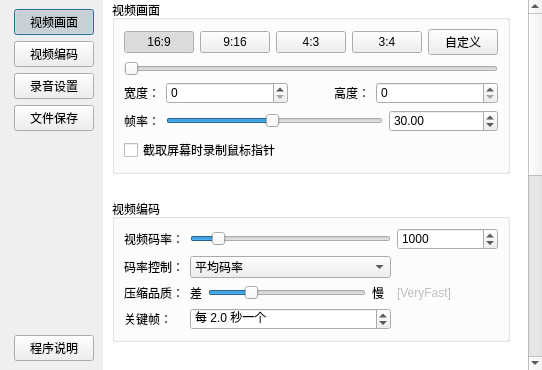
The window that DialogSetting.ui (guee/GueeRecorder) describes before a commit, drawn with Qt 5.
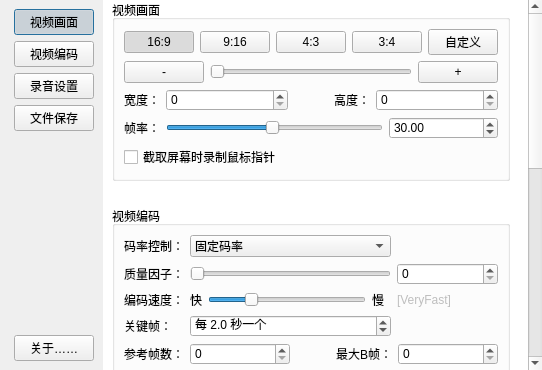
The same window after the commit. Custom widgets are drawn as their Qt base class.

Commit message: 1.改进了内部的数据处理，降低了从GPU取出图像耗时对编码帧率的影响； 2.改进了屏幕截图的时间控制，时间戳更均匀，播放效果更流程； 3.修改了写成mp4文件时，有几率造成某些播放器播放视频时旋转了一定角度显示的bug； 4.排除了录制鼠标时的内存泄露，以及视频帧缓冲时的内存泄露； 5.增加了对视频编码的B帧支持，以及相关设置界面； 6.修改了码率控制方面的bug，以及相关设置界面； 7.设置界面中改进了分辨率设置，增加了"-"/"+"两个接钮，每按一次就自动贴近常见的标准分辨率。 8.视频编码设置界面中增加了部分Tooltips文字，鼠标移上去显示相关说明。

The edit to the form file:
```diff
--- a/DialogSetting.ui
+++ b/DialogSetting.ui
@@ -114,7 +114,7 @@
       <item>
        <widget class="QPushButton" name="pushButton_Readme">
         <property name="text">
-         <string>程序说明</string>
+         <string>关于……</string>
         </property>
         <property name="checkable">
          <bool>true</bool>
@@ -145,9 +145,9 @@
       <property name="geometry">
        <rect>
         <x>0</x>
-        <y>0</y>
-        <width>425</width>
-        <height>772</height>
+        <y>-181</y>
+        <width>436</width>
+        <height>935</height>
        </rect>
       </property>
       <property name="sizePolicy">
@@ -262,17 +262,35 @@
            </widget>
           </item>
           <item>
-           <widget class="QSlider" name="horizontalSlider_Resolution">
-            <property name="minimum">
-             <number>0</number>
-            </property>
-            <property name="maximum">
-             <number>1000</number>
-            </property>
-            <property name="orientation">
-             <enum>Qt::Horizontal</enum>
-            </property>
-           </widget>
+           <layout class="QHBoxLayout" name="horizontalLayout_10">
+            <item>
+             <widget class="QPushButton" name="pushButton_SizeSub">
+              <property name="text">
+               <string>-</string>
+              </property>
+             </widget>
+            </item>
+            <item>
+             <widget class="QSlider" name="horizontalSlider_Resolution">
+              <property name="minimum">
+               <number>0</number>
+              </property>
+              <property name="maximum">
+               <number>1000</number>
+              </property>
+              <property name="orientation">
+               <enum>Qt::Horizontal</enum>
+              </property>
+             </widget>
+            </item>
+            <item>
+             <widget class="QPushButton" name="pushButton_SizeAdd">
+              <property name="text">
+               <string>+</string>
+              </property>
+             </widget>
+            </item>
+           </layout>
           </item>
           <item>
            <layout class="QHBoxLayout" name="horizontalLayout_2">
@@ -335,6 +353,12 @@
            <layout class="QHBoxLayout" name="horizontalLayout_6">
             <item>
              <widget class="QLabel" name="label_14">
+              <property name="sizePolicy">
+               <sizepolicy hsizetype="Preferred" vsizetype="Preferred">
+                <horstretch>0</horstretch>
+                <verstretch>0</verstretch>
+               </sizepolicy>
+              </property>
               <property name="text">
                <string>帧率：</string>
               </property>
@@ -344,7 +368,7 @@
              <widget class="QSlider" name="horizontalSlider_Fps">
               <property name="sizePolicy">
                <sizepolicy hsizetype="Expanding" vsizetype="Fixed">
-                <horstretch>2</horstretch>
+                <horstretch>12</horstretch>
                 <verstretch>0</verstretch>
                </sizepolicy>
               </property>
@@ -366,7 +390,7 @@
              <widget class="QDoubleSpinBox" name="doubleSpinBox_Fps">
               <property name="sizePolicy">
                <sizepolicy hsizetype="Minimum" vsizetype="Fixed">
-                <horstretch>1</horstretch>
+                <horstretch>6</horstretch>
                 <verstretch>0</verstretch>
                </sizepolicy>
               </property>
@@ -399,41 +423,194 @@
           <string>视频编码</string>
          </property>
          <layout class="QGridLayout" name="gridLayout_2">
-          <item row="2" column="0">
-           <widget class="QLabel" name="label_2">
+          <item row="1" column="0" colspan="3">
+           <widget class="QStackedWidget" name="stackedWidget_QP">
+            <property name="currentIndex">
+             <number>1</number>
+            </property>
+            <widget class="QWidget" name="page">
+             <layout class="QHBoxLayout" name="horizontalLayout_11">
+              <property name="leftMargin">
+               <number>0</number>
+              </property>
+              <property name="topMargin">
+               <number>0</number>
+              </property>
+              <property name="rightMargin">
+               <number>0</number>
+              </property>
+              <property name="bottomMargin">
+               <number>0</number>
+              </property>
+              <item>
+               <widget class="QLabel" name="label">
+                <property name="sizePolicy">
+                 <sizepolicy hsizetype="Preferred" vsizetype="Preferred">
+                  <horstretch>0</horstretch>
+                  <verstretch>0</verstretch>
+                 </sizepolicy>
+                </property>
+                <property name="text">
+                 <string>视频码率：</string>
+                </property>
+               </widget>
+              </item>
+              <item>
+               <widget class="QSlider" name="horizontalSlider_Bps">
+                <property name="sizePolicy">
+                 <sizepolicy hsizetype="Expanding" vsizetype="Fixed">
+                  <horstretch>2</horstretch>
+                  <verstretch>0</verstretch>
+                 </sizepolicy>
+                </property>
+                <property name="minimum">
+                 <number>100</number>
+                </property>
+                <property name="maximum">
+                 <number>8000</number>
+                </property>
+                <property name="pageStep">
+                 <number>200</number>
+                </property>
+                <property name="value">
+                 <number>1000</number>
+                </property>
+                <property name="orientation">
+                 <enum>Qt::Horizontal</enum>
+                </property>
+               </widget>
+              </item>
+              <item>
+               <widget class="QSpinBox" name="spinBox_Bps">
+                <property name="sizePolicy">
+                 <sizepolicy hsizetype="Minimum" vsizetype="Fixed">
+                  <horstretch>1</horstretch>
+                  <verstretch>0</verstretch>
+                 </sizepolicy>
+                </property>
+                <property name="minimum">
+                 <number>100</number>
+                </property>
+                <property name="maximum">
+                 <number>8000</number>
+                </property>
+                <property name="singleStep">
+                 <number>100</number>
+                </property>
+                <property name="value">
+                 <number>1000</number>
+                </property>
+               </widget>
+              </item>
+             </layout>
+            </widget>
+            <widget class="QWidget" name="page_2">
+             <layout class="QHBoxLayout" name="horizontalLayout_12">
+              <property name="leftMargin">
+               <number>0</number>
+              </property>
+              <property name="topMargin">
+               <number>0</number>
+              </property>
+              <property name="rightMargin">
+               <number>0</number>
+              </property>
+              <property name="bottomMargin">
+               <number>0</number>
+              </property>
+              <item>
+               <widget class="QLabel" name="label_19">
+                <property name="text">
+                 <string>质量因子：</string>
+                </property>
+               </widget>
+              </item>
+              <item>
+               <widget class="QSlider" name="horizontalSlider_QP">
+                <property name="sizePolicy">
+                 <sizepolicy hsizetype="Expanding" vsizetype="Fixed">
+                  <horstretch>2</horstretch>
+                  <verstretch>0</verstretch>
+                 </sizepolicy>
+                </property>
+                <property name="toolTip">
+                 <string>质量因子越接近0，画面质量越好，编码速度越慢，文件也会越大。</string>
+                </property>
+                <property name="maximum">
+                 <number>51</number>
+                </property>
+                <property name="orientation">
+                 <enum>Qt::Horizontal</enum>
+                </property>
+               </widget>
+              </item>
+              <item>
+               <widget class="QSpinBox" name="spinBox_QP">
+                <property name="sizePolicy">
+                 <sizepolicy hsizetype="Minimum" vsizetype="Fixed">
+                  <horstretch>1</horstretch>
+                  <verstretch>0</verstretch>
+                 </sizepolicy>
+                </property>
+                <property name="toolTip">
+                 <string>质量因子越接近0，画面质量越好，编码速度越慢，文件也会越大。</string>
+                </property>
+                <property name="maximum">
+                 <number>51</number>
+                </property>
+               </widget>
+              </item>
+             </layout>
+            </widget>
+           </widget>
+          </item>
+          <item row="4" column="1">
+           <layout class="QHBoxLayout" name="horizontalLayout_3">
+            <item>
+             <widget class="QLabel" name="label_4">
+              <property name="text">
+               <string>快</string>
+              </property>
+             </widget>
+            </item>
+            <item>
+             <widget class="QSlider" name="horizontalSlider_Preset">
+              <property name="toolTip">
+               <string>在视频码率相近时，编码速度越慢的方案图像质量越高，但编码速度也越慢。
+通常不要高于&quot;VeryFast&quot;，修改这个设置请谨慎。
+例如在超过&quot;Medium&quot;的设置之后，当画面快速变化时，i7等级的CPU也难以实时编码1080p@30fps。</string>
+              </property>
+              <property name="maximum">
+               <number>8</number>
+              </property>
+              <property name="pageStep">
+               <number>2</number>
+              </property>
+              <property name="value">
+               <number>2</number>
+              </property>
+              <property name="orientation">
+               <enum>Qt::Horizontal</enum>
+              </property>
+             </widget>
+            </item>
+            <item>
+             <widget class="QLabel" name="label_6">
+              <property name="text">
+               <string>慢  </string>
+              </property>
+             </widget>
+            </item>
+           </layout>
+          </item>
+          <item row="5" column="0">
+           <widget class="QLabel" name="label_8">
             <property name="text">
-             <string>压缩品质：</string>
+             <string>关键帧：</string>
             </property>
            </widget>
           </item>
-          <item row="1" column="1">
-           <widget class="QComboBox" name="comboBox_Bps">
-            <property name="sizeAdjustPolicy">
-             <enum>QComboBox::AdjustToMinimumContentsLength</enum>
-            </property>
-            <item>
-             <property name="text">
-              <string>平均码率</string>
-             </property>
-            </item>
-            <item>
-             <property name="text">
-              <string>可变码率</string>
-             </property>
-            </item>
-            <item>
-             <property name="text">
-              <string>固定码率</string>
-             </property>
-            </item>
-            <item>
-             <property name="text">
-              <string>恒定质量</string>
-             </property>
-            </item>
-           </widget>
-          </item>
-          <item row="3" column="1">
+          <item row="5" column="1">
            <widget class="QDoubleSpinBox" name="doubleSpinBox_Keyframe">
             <property name="prefix">
              <string>每 </string>
@@ -452,118 +629,154 @@
             </property>
            </widget>
           </item>
-          <item row="0" column="1">
-           <widget class="QSlider" name="horizontalSlider_Bps">
-            <property name="sizePolicy">
-             <sizepolicy hsizetype="Expanding" vsizetype="Fixed">
-              <horstretch>2</horstretch>
-              <verstretch>0</verstretch>
-             </sizepolicy>
-            </property>
-            <property name="minimum">
-             <number>100</number>
-            </property>
-            <property name="maximum">
-             <number>8000</number>
-            </property>
-            <property name="pageStep">
-             <number>200</number>
-            </property>
-            <property name="value">
-             <number>1000</number>
-            </property>
-            <property name="orientation">
-             <enum>Qt::Horizontal</enum>
-            </property>
-           </widget>
-          </item>
-          <item row="1" column="0">
-           <widget class="QLabel" name="label_10">
-            <property name="text">
-             <string>码率控制：</string>
-            </property>
-           </widget>
-          </item>
-          <item row="2" column="2">
+          <item row="4" column="2">
            <widget class="QLabel" name="label_VidPreset">
             <property name="enabled">
              <bool>false</bool>
             </property>
+            <property name="sizePolicy">
+             <sizepolicy hsizetype="Preferred" vsizetype="Preferred">
+              <horstretch>0</horstretch>
+              <verstretch>0</verstretch>
+             </sizepolicy>
+            </property>
             <property name="text">
              <string>[VeryFast]</string>
             </property>
            </widget>
           </item>
+          <item row="4" column="0">
+           <widget class="QLabel" name="label_2">
+            <property name="text">
+             <string>编码速度：</string>
+            </property>
+           </widget>
+          </item>
+          <item row="0" column="1">
+           <widget class="QComboBox" name="comboBox_Bps">
+            <property name="sizePolicy">
+             <sizepolicy hsizetype="Preferred" vsizetype="Fixed">
+              <horstretch>2</horstretch>
+              <verstretch>0</verstretch>
+             </sizepolicy>
+            </property>
+            <property name="sizeAdjustPolicy">
+             <enum>QComboBox::AdjustToMinimumContentsLength</enum>
+            </property>
+            <item>
+             <property name="text">
+              <string>固定码率</string>
+             </property>
+            </item>
+            <item>
+             <property name="text">
+              <string>恒定质量</string>
+             </property>
+            </item>
+            <item>
+             <property name="text">
+              <string>可变码率</string>
+             </property>
+            </item>
+           </widget>
+          </item>
           <item row="0" column="0">
-           <widget class="QLabel" name="label">
+           <widget class="QLabel" name="label_10">
             <property name="text">
-             <string>视频码率：</string>
-            </property>
-           </widget>
-          </item>
-          <item row="2" column="1">
-           <layout class="QHBoxLayout" name="horizontalLayout_3">
-            <item>
-             <widget class="QLabel" name="label_4">
-              <property name="text">
-               <string>差</string>
-              </property>
-             </widget>
-            </item>
-            <item>
-             <widget class="QSlider" name="horizontalSlider_Preset">
-              <property name="maximum">
-               <number>8</number>
-              </property>
-              <property name="pageStep">
-               <number>2</number>
-              </property>
-              <property name="value">
-               <number>2</number>
-              </property>
-              <property name="orientation">
-               <enum>Qt::Horizontal</enum>
-              </property>
-             </widget>
-            </item>
-            <item>
-             <widget class="QLabel" name="label_6">
-              <property name="text">
-               <string>慢  </string>
-              </property>
-             </widget>
-            </item>
-           </layout>
-          </item>
-          <item row="3" column="0">
-           <widget class="QLabel" name="label_8">
-            <property name="text">
-             <string>关键帧：</string>
+             <string>码率控制：</string>
             </property>
            </widget>
           </item>
           <item row="0" column="2">
-           <widget class="QSpinBox" name="spinBox_Bps">
+           <widget class="QLabel" name="label_20">
             <property name="sizePolicy">
-             <sizepolicy hsizetype="Minimum" vsizetype="Fixed">
+             <sizepolicy hsizetype="Preferred" vsizetype="Preferred">
               <horstretch>1</horstretch>
               <verstretch>0</verstretch>
              </sizepolicy>
             </property>
-            <property name="minimum">
-             <number>100</number>
-            </property>
-            <property name="maximum">
-             <number>8000</number>
-            </property>
-            <property name="singleStep">
-             <number>100</number>
-            </property>
-            <property name="value">
-             <number>1000</number>
+            <property name="text">
+             <string/>
             </property>
            </widget>
           </item>
+          <item row="6" column="0" colspan="3">
+           <layout class="QHBoxLayout" name="horizontalLayout_14">
+            <item>
+             <widget class="QLabel" name="label_22">
+              <property name="sizePolicy">
+               <sizepolicy hsizetype="Preferred" vsizetype="Preferred">
+                <horstretch>0</horstretch>
+                <verstretch>0</verstretch>
+               </sizepolicy>
+              </property>
+              <property name="text">
+               <string>参考帧数：</string>
+              </property>
+             </widget>
+            </item>
+            <item>
+             <widget class="QSpinBox" name="spinBox_refFrame">
+              <property name="sizePolicy">
+               <sizepolicy hsizetype="Minimum" vsizetype="Fixed">
+                <horstretch>3</horstretch>
+                <verstretch>0</verstretch>
+               </sizepolicy>
+              </property>
+              <property name="toolTip">
+               <string>值越大编码越慢，但能一定程度提高视频图像质量和减少文件体积。
+如果不了解其意义，请使用默认值 4 。</string>
+              </property>
+              <property name="maximum">
+               <number>8</number>
+              </property>
+             </widget>
+            </item>
+            <item>
+             <spacer name="horizontalSpacer_2">
+              <property name="orientation">
+               <enum>Qt::Horizontal</enum>
+              </property>
+              <property name="sizeHint" stdset="0">
+               <size>
+                <width>40</width>
+                <height>20</height>
+               </size>
+              </property>
+             </spacer>
+            </item>
+            <item>
+             <widget class="QLabel" name="label_21">
+              <property name="sizePolicy">
+               <sizepolicy hsizetype="Preferred" vsizetype="Preferred">
+                <horstretch>0</horstretch>
+                <verstretch>0</verstretch>
+               </sizepolicy>
+              </property>
+              <property name="text">
+               <string>最大B帧：</string>
+              </property>
+             </widget>
+            </item>
+            <item>
+             <widget class="QSpinBox" name="spinBox_bFrame">
+              <property name="sizePolicy">
+               <sizepolicy hsizetype="Minimum" vsizetype="Fixed">
+                <horstretch>3</horstretch>
+                <verstretch>0</verstretch>
+               </sizepolicy>
+              </property>
+              <property name="toolTip">
+               <string>使用B帧可以提高压缩比，但编码速度会变慢。
+如果不了解其意义，请使用默认值 0 。</string>
+              </property>
+              <property name="maximum">
+               <number>8</number>
+              </property>
+             </widget>
+            </item>
+           </layout>
+          </item>
          </layout>
         </widget>
        </item>
```
Left out of the diff: 4 changed lines with no effect on the pictures. The commit also changes 30 other files.
